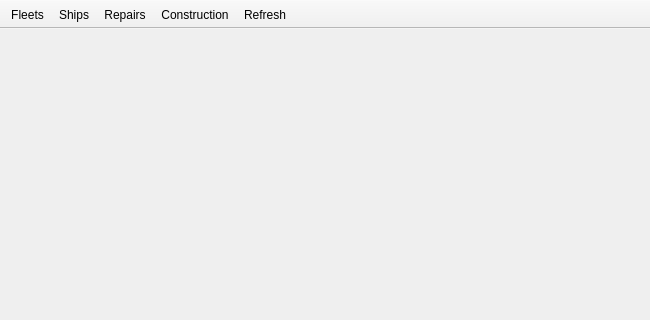
This is KCMainWindow.ui in KanColleTool/kct-tool as Qt 5 draws it before an edit. The edited form follows.
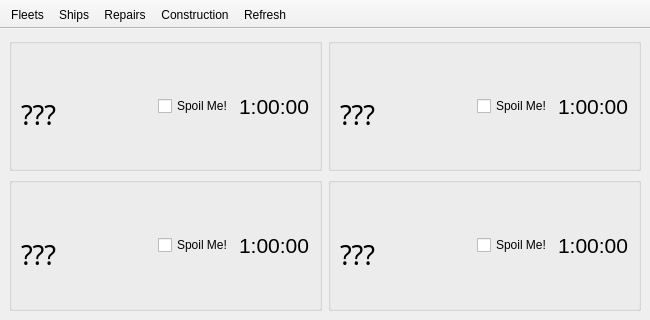
This is the edited form. The open tabs and pages were chosen to show the change.

Commit message: Construction Dock UI

The edit to the form file:
```diff
--- a/KCMainWindow.ui
+++ b/KCMainWindow.ui
@@ -2154,7 +2154,484 @@
        </layout>
       </widget>
       <widget class="QWidget" name="constructionPage">
-       <layout class="QVBoxLayout" name="verticalLayout_3"/>
+       <layout class="QGridLayout" name="gridLayout_9">
+        <item row="0" column="0">
+         <widget class="QGroupBox" name="constructionBox1">
+          <property name="title">
+           <string/>
+          </property>
+          <layout class="QHBoxLayout" name="horizontalLayout_5">
+           <item>
+            <layout class="QVBoxLayout" name="verticalLayout_21">
+             <property name="spacing">
+              <number>0</number>
+             </property>
+             <item>
+              <spacer name="verticalSpacer_9">
+               <property name="orientation">
+                <enum>Qt::Vertical</enum>
+               </property>
+               <property name="sizeHint" stdset="0">
+                <size>
+                 <width>20</width>
+                 <height>40</height>
+                </size>
+               </property>
+              </spacer>
+             </item>
+             <item>
+              <widget class="QLabel" name="constructionReading1">
+               <property name="sizePolicy">
+                <sizepolicy hsizetype="Preferred" vsizetype="Maximum">
+                 <horstretch>0</horstretch>
+                 <verstretch>0</verstretch>
+                </sizepolicy>
+               </property>
+               <property name="font">
+                <font>
+                 <family>MS Gothic</family>
+                 <pointsize>10</pointsize>
+                </font>
+               </property>
+               <property name="text">
+                <string/>
+               </property>
+              </widget>
+             </item>
+             <item>
+              <widget class="QLabel" name="constructionName1">
+               <property name="sizePolicy">
+                <sizepolicy hsizetype="Preferred" vsizetype="Maximum">
+                 <horstretch>0</horstretch>
+                 <verstretch>0</verstretch>
+                </sizepolicy>
+               </property>
+               <property name="font">
+                <font>
+                 <family>MS Gothic</family>
+                 <pointsize>20</pointsize>
+                </font>
+               </property>
+               <property name="text">
+                <string>???</string>
+               </property>
+              </widget>
+             </item>
+             <item>
+              <spacer name="verticalSpacer_10">
+               <property name="orientation">
+                <enum>Qt::Vertical</enum>
+               </property>
+               <property name="sizeHint" stdset="0">
+                <size>
+                 <width>20</width>
+                 <height>40</height>
+                </size>
+               </property>
+              </spacer>
+             </item>
+            </layout>
+           </item>
+           <item>
+            <spacer name="horizontalSpacer_5">
+             <property name="orientation">
+              <enum>Qt::Horizontal</enum>
+             </property>
+             <property name="sizeHint" stdset="0">
+              <size>
+               <width>40</width>
+               <height>20</height>
+              </size>
+             </property>
+            </spacer>
+           </item>
+           <item>
+            <widget class="QCheckBox" name="constructionSpoil1">
+             <property name="text">
+              <string>Spoil Me!</string>
+             </property>
+            </widget>
+           </item>
+           <item>
+            <widget class="QLabel" name="constructionTimer1">
+             <property name="sizePolicy">
+              <sizepolicy hsizetype="Maximum" vsizetype="Preferred">
+               <horstretch>0</horstretch>
+               <verstretch>0</verstretch>
+              </sizepolicy>
+             </property>
+             <property name="font">
+              <font>
+               <family>Arial</family>
+               <pointsize>16</pointsize>
+              </font>
+             </property>
+             <property name="text">
+              <string>1:00:00</string>
+             </property>
+            </widget>
+           </item>
+          </layout>
+         </widget>
+        </item>
+        <item row="0" column="1">
+         <widget class="QGroupBox" name="constructionBox2">
+          <property name="title">
+           <string/>
+          </property>
+          <layout class="QHBoxLayout" name="horizontalLayout_9">
+           <item>
+            <layout class="QVBoxLayout" name="verticalLayout_25">
+             <property name="spacing">
+              <number>0</number>
+             </property>
+             <item>
+              <spacer name="verticalSpacer_17">
+               <property name="orientation">
+                <enum>Qt::Vertical</enum>
+               </property>
+               <property name="sizeHint" stdset="0">
+                <size>
+                 <width>20</width>
+                 <height>40</height>
+                </size>
+               </property>
+              </spacer>
+             </item>
+             <item>
+              <widget class="QLabel" name="constructionReading2">
+               <property name="sizePolicy">
+                <sizepolicy hsizetype="Preferred" vsizetype="Maximum">
+                 <horstretch>0</horstretch>
+                 <verstretch>0</verstretch>
+                </sizepolicy>
+               </property>
+               <property name="font">
+                <font>
+                 <family>MS Gothic</family>
+                 <pointsize>10</pointsize>
+                </font>
+               </property>
+               <property name="text">
+                <string/>
+               </property>
+              </widget>
+             </item>
+             <item>
+              <widget class="QLabel" name="constructionName2">
+               <property name="sizePolicy">
+                <sizepolicy hsizetype="Preferred" vsizetype="Maximum">
+                 <horstretch>0</horstretch>
+                 <verstretch>0</verstretch>
+                </sizepolicy>
+               </property>
+               <property name="font">
+                <font>
+                 <family>MS Gothic</family>
+                 <pointsize>20</pointsize>
+                </font>
+               </property>
+               <property name="text">
+                <string>???</string>
+               </property>
+              </widget>
+             </item>
+             <item>
+              <spacer name="verticalSpacer_18">
+               <property name="orientation">
+                <enum>Qt::Vertical</enum>
+               </property>
+               <property name="sizeHint" stdset="0">
+                <size>
+                 <width>20</width>
+                 <height>40</height>
+                </size>
+               </property>
+              </spacer>
+             </item>
+            </layout>
+           </item>
+           <item>
+            <spacer name="horizontalSpacer_9">
+             <property name="orientation">
+              <enum>Qt::Horizontal</enum>
+             </property>
+             <property name="sizeHint" stdset="0">
+              <size>
+               <width>40</width>
+               <height>20</height>
+              </size>
+             </property>
+            </spacer>
+           </item>
+           <item>
+            <widget class="QCheckBox" name="constructionSpoil2">
+             <property name="text">
+              <string>Spoil Me!</string>
+             </property>
+            </widget>
+           </item>
+           <item>
+            <widget class="QLabel" name="constructionTimer2">
+             <property name="sizePolicy">
+              <sizepolicy hsizetype="Maximum" vsizetype="Preferred">
+               <horstretch>0</horstretch>
+               <verstretch>0</verstretch>
+              </sizepolicy>
+             </property>
+             <property name="font">
+              <font>
+               <family>Arial</family>
+               <pointsize>16</pointsize>
+              </font>
+             </property>
+             <property name="text">
+              <string>1:00:00</string>
+             </property>
+            </widget>
+           </item>
+          </layout>
+         </widget>
+        </item>
+        <item row="1" column="0">
+         <widget class="QGroupBox" name="constructionBox3">
+          <property name="title">
+           <string/>
+          </property>
+          <layout class="QHBoxLayout" name="horizontalLayout_10">
+           <item>
+            <layout class="QVBoxLayout" name="verticalLayout_26">
+             <property name="spacing">
+              <number>0</number>
+             </property>
+             <item>
+              <spacer name="verticalSpacer_19">
+               <property name="orientation">
+                <enum>Qt::Vertical</enum>
+               </property>
+               <property name="sizeHint" stdset="0">
+                <size>
+                 <width>20</width>
+                 <height>40</height>
+                </size>
+               </property>
+              </spacer>
+             </item>
+             <item>
+              <widget class="QLabel" name="constructionReading3">
+               <property name="sizePolicy">
+                <sizepolicy hsizetype="Preferred" vsizetype="Maximum">
+                 <horstretch>0</horstretch>
+                 <verstretch>0</verstretch>
+                </sizepolicy>
+               </property>
+               <property name="font">
+                <font>
+                 <family>MS Gothic</family>
+                 <pointsize>10</pointsize>
+                </font>
+               </property>
+               <property name="text">
+                <string/>
+               </property>
+              </widget>
+             </item>
+             <item>
+              <widget class="QLabel" name="constructionName3">
+               <property name="sizePolicy">
+                <sizepolicy hsizetype="Preferred" vsizetype="Maximum">
+                 <horstretch>0</horstretch>
+                 <verstretch>0</verstretch>
+                </sizepolicy>
+               </property>
+               <property name="font">
+                <font>
+                 <family>MS Gothic</family>
+                 <pointsize>20</pointsize>
+                </font>
+               </property>
+               <property name="text">
+                <string>???</string>
+               </property>
+              </widget>
+             </item>
+             <item>
+              <spacer name="verticalSpacer_20">
+               <property name="orientation">
+                <enum>Qt::Vertical</enum>
+               </property>
+               <property name="sizeHint" stdset="0">
+                <size>
+                 <width>20</width>
+                 <height>40</height>
+                </size>
+               </property>
+              </spacer>
+             </item>
+            </layout>
+           </item>
+           <item>
+            <spacer name="horizontalSpacer_10">
+             <property name="orientation">
+              <enum>Qt::Horizontal</enum>
+             </property>
+             <property name="sizeHint" stdset="0">
+              <size>
+               <width>40</width>
+               <height>20</height>
+              </size>
+             </property>
+            </spacer>
+           </item>
+           <item>
+            <widget class="QCheckBox" name="constructionSpoil3">
+             <property name="text">
+              <string>Spoil Me!</string>
+             </property>
+            </widget>
+           </item>
+           <item>
+            <widget class="QLabel" name="constructionTimer3">
+             <property name="sizePolicy">
+              <sizepolicy hsizetype="Maximum" vsizetype="Preferred">
+               <horstretch>0</horstretch>
+               <verstretch>0</verstretch>
+              </sizepolicy>
+             </property>
+             <property name="font">
+              <font>
+               <family>Arial</family>
+               <pointsize>16</pointsize>
+              </font>
+             </property>
+             <property name="text">
+              <string>1:00:00</string>
+             </property>
+            </widget>
+           </item>
+          </layout>
+         </widget>
+        </item>
+        <item row="1" column="1">
+         <widget class="QGroupBox" name="constructionBox4">
+          <property name="title">
+           <string/>
+          </property>
+          <layout class="QHBoxLayout" name="horizontalLayout_11">
+           <item>
+            <layout class="QVBoxLayout" name="verticalLayout_27">
+             <property name="spacing">
+              <number>0</number>
+             </property>
+             <item>
+              <spacer name="verticalSpacer_21">
+               <property name="orientation">
+                <enum>Qt::Vertical</enum>
+               </property>
+               <property name="sizeHint" stdset="0">
+                <size>
+                 <width>20</width>
+                 <height>40</height>
+                </size>
+               </property>
+              </spacer>
+             </item>
+             <item>
+              <widget class="QLabel" name="constructionReading4">
+               <property name="sizePolicy">
+                <sizepolicy hsizetype="Preferred" vsizetype="Maximum">
+                 <horstretch>0</horstretch>
+                 <verstretch>0</verstretch>
+                </sizepolicy>
+               </property>
+               <property name="font">
+                <font>
+                 <family>MS Gothic</family>
+                 <pointsize>10</pointsize>
+                </font>
+               </property>
+               <property name="text">
+                <string/>
+               </property>
+              </widget>
+             </item>
+             <item>
+              <widget class="QLabel" name="constructionName4">
+               <property name="sizePolicy">
+                <sizepolicy hsizetype="Preferred" vsizetype="Maximum">
+                 <horstretch>0</horstretch>
+                 <verstretch>0</verstretch>
+                </sizepolicy>
+               </property>
+               <property name="font">
+                <font>
+                 <family>MS Gothic</family>
+                 <pointsize>20</pointsize>
+                </font>
+               </property>
+               <property name="text">
+                <string>???</string>
+               </property>
+              </widget>
+             </item>
+             <item>
+              <spacer name="verticalSpacer_22">
+               <property name="orientation">
+                <enum>Qt::Vertical</enum>
+               </property>
+               <property name="sizeHint" stdset="0">
+                <size>
+                 <width>20</width>
+                 <height>40</height>
+                </size>
+               </property>
+              </spacer>
+             </item>
+            </layout>
+           </item>
+           <item>
+            <spacer name="horizontalSpacer_11">
+             <property name="orientation">
+              <enum>Qt::Horizontal</enum>
+             </property>
+             <property name="sizeHint" stdset="0">
+              <size>
+               <width>40</width>
+               <height>20</height>
+              </size>
+             </property>
+            </spacer>
+           </item>
+           <item>
+            <widget class="QCheckBox" name="constructionSpoil4">
+             <property name="text">
+              <string>Spoil Me!</string>
+             </property>
+            </widget>
+           </item>
+           <item>
+            <widget class="QLabel" name="constructionTimer4">
+             <property name="sizePolicy">
+              <sizepolicy hsizetype="Maximum" vsizetype="Preferred">
+               <horstretch>0</horstretch>
+               <verstretch>0</verstretch>
+              </sizepolicy>
+             </property>
+             <property name="font">
+              <font>
+               <family>Arial</family>
+               <pointsize>16</pointsize>
+              </font>
+             </property>
+             <property name="text">
+              <string>1:00:00</string>
+             </property>
+            </widget>
+           </item>
+          </layout>
+         </widget>
+        </item>
+       </layout>
       </widget>
      </widget>
     </item>
```
Left out of the diff: 2 changed lines with no effect on the pictures. The commit also changes 1 other file.
